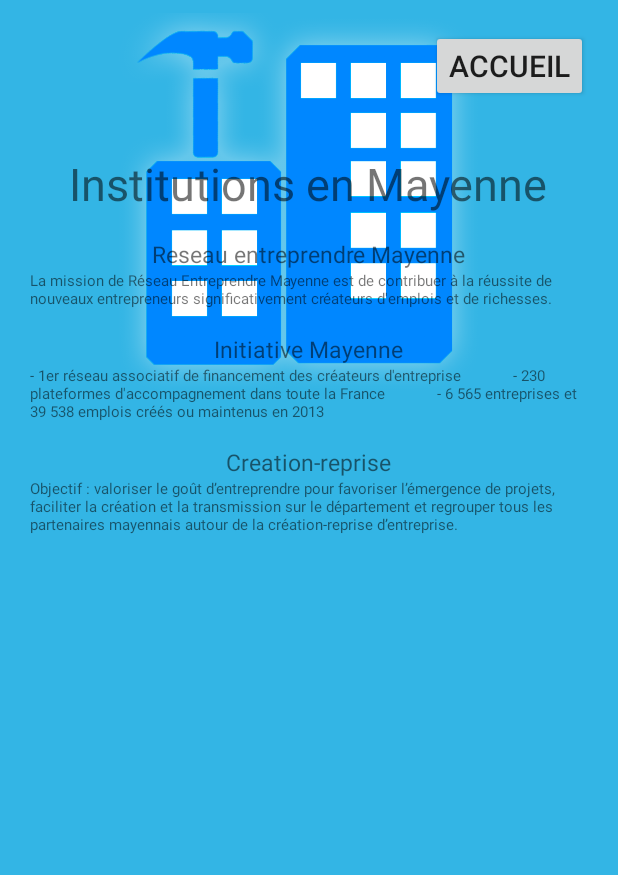
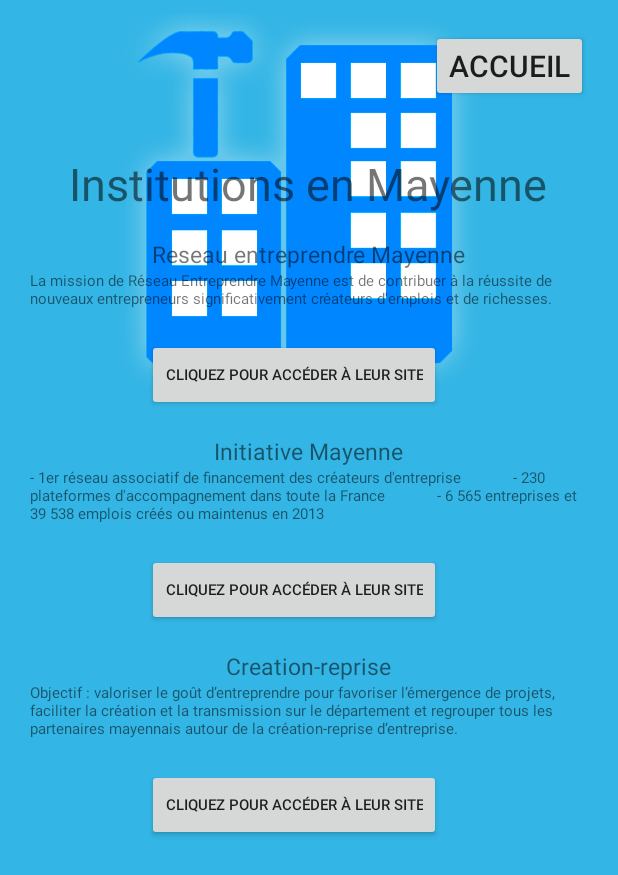
Before and after one commit to Alexcouter/CreanTreprise, an Android app: the layout activity_institutions.xml on its own in the app's theme, with its tools: preview values and no code run, on a phone screen of 412 x 824 dp. Shown: the top 875 px of the screen. Run offline under Robolectric (Android 15) with nearby library versions, the phone set to English and light mode, and no system bars.

Commit message:
Essai url boutons

```diff
--- a/app/src/main/java/com/example/creantreprise/institutionsMayenne.java
+++ b/app/src/main/java/com/example/creantreprise/institutionsMayenne.java
@@ -2,6 +2,7 @@
 
 import android.app.Activity;
 import android.content.Intent;
+import android.net.Uri;
 import android.os.Bundle;
 import android.view.View;
 import android.widget.Button;
@@ -12,6 +13,10 @@
         super.onCreate(savedInstanceState);
         setContentView(R.layout.activity_institutions);
         final Button retourAccueil = (Button) findViewById(R.id.accueilInstitution);
+        final Button entreprendreLien = (Button) findViewById(R.id.entreprendreMayenneButton);
+        final Button initiativeLien = (Button) findViewById(R.id.initiativeMayenneButton);
+        final Button creationRepriseLien = (Button) findViewById(R.id.creationReprisesButton);
+
 
         retourAccueil.setOnClickListener(new View.OnClickListener() {
             @Override
@@ -20,6 +25,30 @@
                 startActivity(intent);
             }
         });
+
+        entreprendreLien.setOnClickListener(new View.OnClickListener() {
+            @Override
+            public void onClick(View v) {
+                startActivity(new Intent(Intent.ACTION_VIEW).setData(Uri.parse("http://www.reseau-entreprendre-mayenne.fr/")));
+            }
+
+        });
+
+        initiativeLien.setOnClickListener(new View.OnClickListener() {
+            @Override
+            public void onClick(View v) {
+                startActivity(new Intent(Intent.ACTION_VIEW).setData(Uri.parse("http://www.initiative-mayenne.fr/")));
+            }
+
+        });
+
+        creationRepriseLien.setOnClickListener(new View.OnClickListener() {
+            @Override
+            public void onClick(View v) {
+                startActivity(new Intent(Intent.ACTION_VIEW).setData(Uri.parse("http://www.creation-reprise53.com/")));
+            }
+
+        });
     }
 
 
--- a/app/src/main/res/layout/activity_institutions.xml
+++ b/app/src/main/res/layout/activity_institutions.xml
@@ -70,7 +70,20 @@
                 android:layout_marginRight="20dp"
                 android:layout_marginLeft="20dp"
                 android:layout_gravity="center"/>
-             />
+             <Button
+            android:id="@+id/entreprendreMayenneButton"
+            android:layout_width="wrap_content"
+            android:layout_height="wrap_content"
+            android:layout_alignParentTop="true"
+            android:layout_alignParentRight="true"
+            android:textSize="10sp"
+            android:layout_gravity="center"
+            android:layout_marginTop="20dp"
+            android:layout_marginRight="10dp"
+            android:text="Cliquez pour accéder à leur site" />
+        />
+
+
         <TextView
             android:layout_width="wrap_content"
             android:layout_height="wrap_content"
@@ -90,7 +103,21 @@
             android:layout_marginRight="20dp"
             android:layout_marginLeft="20dp"
             android:layout_gravity="center"/>
+        <Button
+            android:id="@+id/initiativeMayenneButton"
+            android:layout_width="wrap_content"
+            android:layout_height="wrap_content"
+            android:layout_alignParentTop="true"
+            android:layout_alignParentRight="true"
+            android:textSize="10sp"
+            android:layout_gravity="center"
+            android:layout_marginTop="20dp"
+            android:layout_marginRight="10dp"
+            android:text="Cliquez pour accéder à leur site" />
         />
+        />
+
+
         <TextView
             android:layout_width="wrap_content"
             android:layout_height="wrap_content"
@@ -108,7 +135,21 @@
             android:layout_marginRight="20dp"
             android:layout_marginLeft="20dp"
             android:layout_gravity="center"/>
+        <Button
+            android:id="@+id/creationReprisesButton"
+            android:layout_width="wrap_content"
+            android:layout_height="wrap_content"
+            android:layout_alignParentTop="true"
+            android:layout_alignParentRight="true"
+            android:textSize="10sp"
+            android:layout_gravity="center"
+            android:layout_marginTop="20dp"
+            android:layout_marginRight="10dp"
+            android:text="Cliquez pour accéder à leur site" />
         />
+        />
+
+
     </LinearLayout>
     </ScrollView>
 
```
